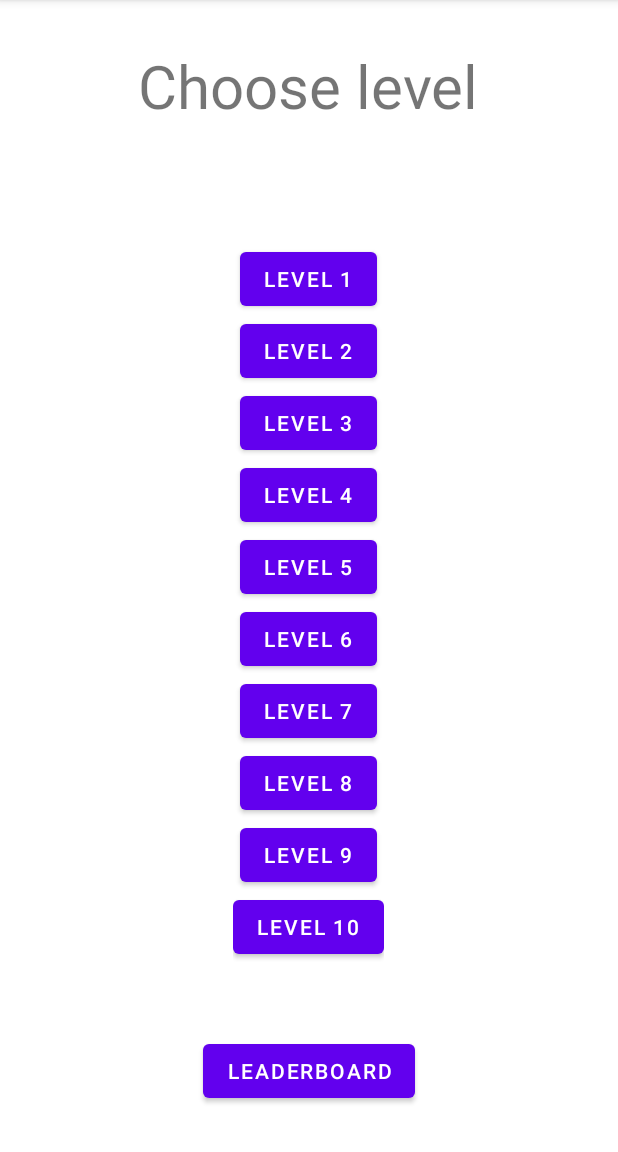
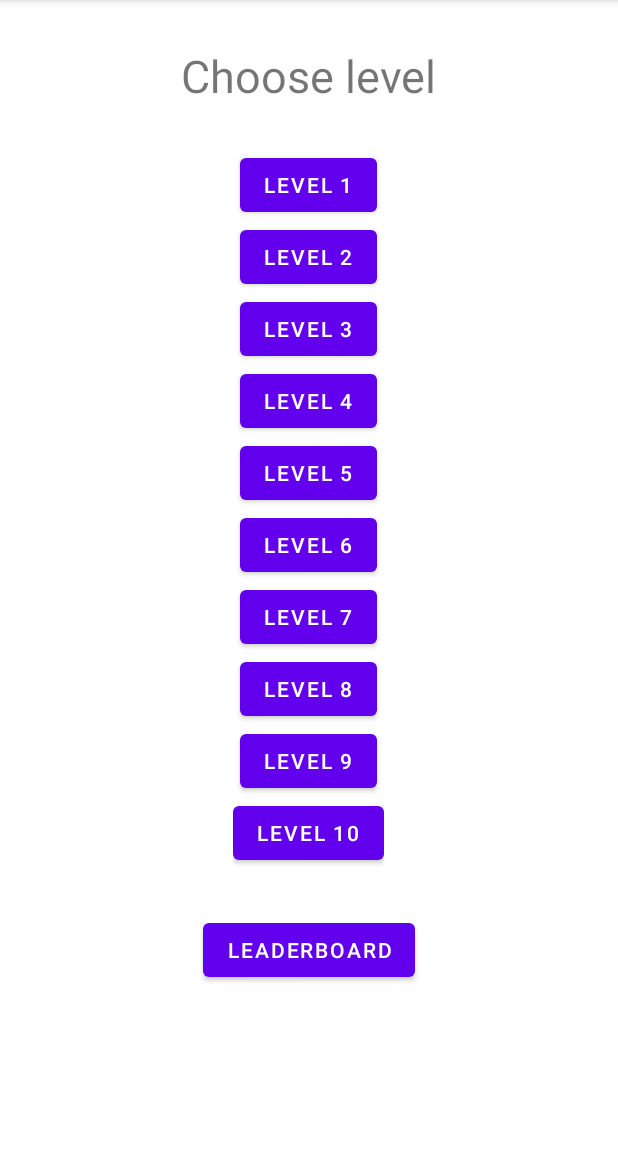
Before and after one commit to Prozarius/Anagram, an Android app: the screen it shows after launch (MainActivity), on a phone screen of 412 x 824 dp, the part 84-1236 px from its top. Run offline under Robolectric (Android 15) with nearby library versions, the phone set to English and light mode, and no system bars.

Commit message:
second commit

```diff
--- a/app/src/main/java/com/example/rgz/MainActivity.java
+++ b/app/src/main/java/com/example/rgz/MainActivity.java
@@ -1,25 +1,20 @@
 package com.example.rgz;
 
-import androidx.annotation.NonNull;
 import androidx.annotation.Nullable;
 import androidx.appcompat.app.AppCompatActivity;
 
 import android.app.Activity;
 import android.content.Intent;
 import android.os.Bundle;
-import android.os.PersistableBundle;
 import android.util.Log;
 import android.view.View;
-import android.widget.EditText;
 import android.widget.TextView;
 import android.widget.Toast;
 
-import java.io.BufferedReader;
 import java.io.File;
 import java.io.FileInputStream;
 import java.io.FileOutputStream;
 import java.io.IOException;
-import java.io.InputStreamReader;
 
 public class MainActivity extends AppCompatActivity {
 
@@ -44,7 +39,7 @@ public class MainActivity extends AppCompatActivity {
 
 
 
-        if(file.exists())                                                // если файл не существует
+        if(file.exists())
             try {
                 fin =  new FileInputStream(file);
                 byte[] bytes = new byte[fin.available()];
@@ -72,7 +67,6 @@ public class MainActivity extends AppCompatActivity {
         l = "" + level.charAt(level.length()-1);
         intent.putExtra(LEVEL, l);
         startActivityForResult(intent, 0);
-        //Toast.makeText(this, l, Toast.LENGTH_SHORT).show();
     }
 
     @Override
@@ -83,7 +77,6 @@ public class MainActivity extends AppCompatActivity {
             Toast.makeText(this, "Correct", Toast.LENGTH_SHORT).show();
             int rest = data.getIntExtra(TIME, 0);
             int id = Integer.parseInt(l);
-            //Toast.makeText(this, Integer.toString(id), Toast.LENGTH_SHORT).show();
             id *= 3;
             for(int j = 0; j < 3; j++, id++){
                 if(rest < result[id]){
@@ -118,7 +111,6 @@ public class MainActivity extends AppCompatActivity {
             try{ if(fos!=null) fos.close();}
             catch(IOException ex){ Toast.makeText(this, ex.getMessage(), Toast.LENGTH_SHORT).show();}
         }
-
         super.onStop();
     }
 
--- a/app/src/main/java/com/example/rgz/ResultActivity.java
+++ b/app/src/main/java/com/example/rgz/ResultActivity.java
@@ -6,7 +6,6 @@ import android.content.Intent;
 import android.os.Bundle;
 import android.widget.TextView;
 
-import org.w3c.dom.Text;
 
 public class ResultActivity extends AppCompatActivity {
 
--- a/app/src/main/res/layout/activity_main.xml
+++ b/app/src/main/res/layout/activity_main.xml
@@ -10,17 +10,16 @@
 
     <TextView
         android:layout_width="wrap_content"
-        android:layout_height="wrap_content"
+        android:layout_height="39dp"
         android:layout_gravity="center"
+        android:layout_marginTop="30dp"
         android:layout_marginBottom="30dp"
-        android:layout_marginTop="30dp"
         android:text="@string/choose_lvl"
-        android:textSize="40dp"/>
+        android:textSize="30dp" />
 
     <LinearLayout
         android:layout_width="wrap_content"
         android:layout_height="wrap_content"
-        android:layout_weight="1"
         android:layout_gravity="center"
         android:gravity="center"
         android:orientation="vertical">
@@ -92,6 +91,7 @@
             android:id="@+id/lvl10"
             android:layout_width="wrap_content"
             android:layout_height="wrap_content"
+            android:layout_marginBottom="30dp"
             android:text="Level 10"
             android:onClick="setLevel"/>
 
@@ -102,7 +102,6 @@
         android:layout_width="wrap_content"
         android:layout_height="wrap_content"
         android:layout_gravity="center"
-        android:layout_marginBottom="30dp"
         android:text="Leaderboard"
         android:onClick="LeaderBoard"
         />
```
Also changed, not shown: app/src/main/java/com/example/rgz/GameActivity.java (+0 -8 lines).
